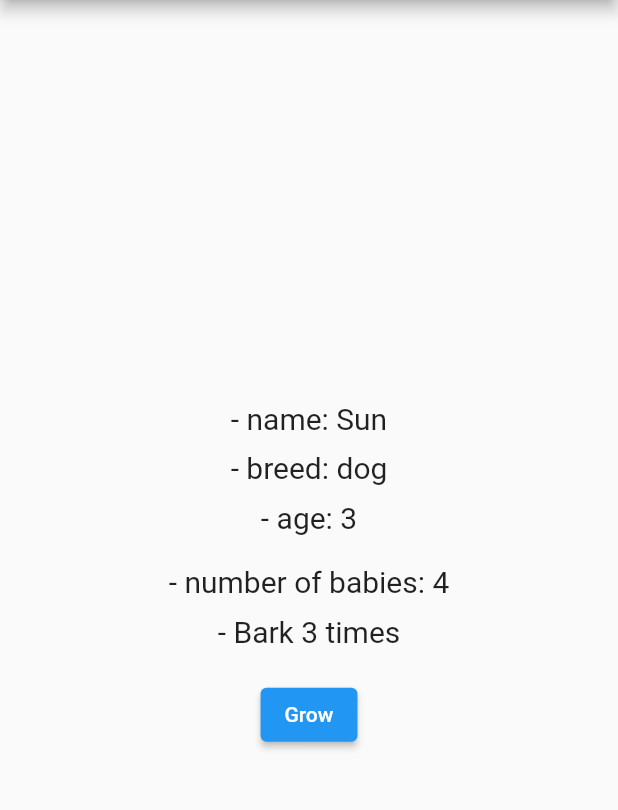
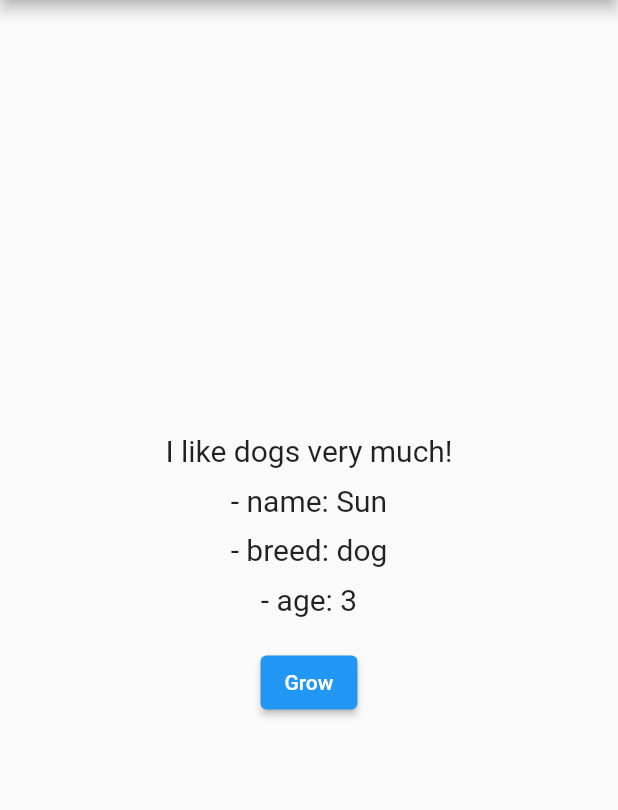
Before and after one commit to pb3enguin/flutter_provider_1, a Flutter app: the screen it shows after launch, on a phone screen of 412 x 824 dp, the part 84-894 px from its top. Run offline on Flutter 3.47's test engine with Material 2 defaults, Android fonts, the phone set to English and light mode, and no system bars.

Commit message:
chapter 16

```diff
--- a/lib/main.dart
+++ b/lib/main.dart
@@ -64,18 +64,29 @@ class _MyHomePageState extends State<MyHomePage> {
       appBar: AppBar(
         title: const Text('Provider 01'),
       ),
-      body: Center(
+      body: Consumer<Dog>(
+        builder: (BuildContext context, Dog dog, Widget? child) {
+          return Center(
             child: Column(
               mainAxisAlignment: MainAxisAlignment.center,
               mainAxisSize: MainAxisSize.min,
               children: [
+                child!,
+                const SizedBox(height: 10.0),
                 Text(
-              '- name: ${context.watch<Dog>().name}',
+                  '- name: ${dog.name}',
                   style: const TextStyle(fontSize: 20.0),
                 ),
                 const SizedBox(height: 10.0),
                 const BreedAndAge(),
               ],
+            ),
+          );
+        },
+        child: const Text(
+          // avoid rebuild
+          'I like dogs very much!',
+          style: TextStyle(fontSize: 20.0),
         ),
       ),
     );
@@ -87,15 +98,19 @@ class BreedAndAge extends StatelessWidget {
 
   @override
   Widget build(BuildContext context) {
+    return Consumer<Dog>(
+      builder: (_, Dog dog, __) {
         return Column(
           children: [
             Text(
-          '- breed: ${context.select<Dog, String>((Dog dog) => dog.breed)}',
+              '- breed: ${dog.breed}',
               style: const TextStyle(fontSize: 20.0),
             ),
             const SizedBox(height: 10.0),
             const Age(),
           ],
+        );
+      },
     );
   }
 }
@@ -105,28 +120,32 @@ class Age extends StatelessWidget {
 
   @override
   Widget build(BuildContext context) {
+    return Consumer<Dog>(
+      builder: (_, dog, __) {
         return Column(
           children: [
             Text(
-          '- age: ${context.select<Dog, int>((Dog dog) => dog.age)}',
+              '- age: ${dog.age}',
               style: const TextStyle(fontSize: 20.0),
             ),
-        const SizedBox(height: 20.0),
-        Text(
-          '- number of babies: ${context.watch<int>()}',
-          style: const TextStyle(fontSize: 20.0),
-        ),
-        const SizedBox(height: 10.0),
-        Text(
-          '- ${context.watch<String>()}',
-          style: TextStyle(fontSize: 20.0),
-        ),
+            // const SizedBox(height: 20.0),
+            // Text(
+            //   '- number of babies: ${context.watch<int>()}',
+            //   style: const TextStyle(fontSize: 20.0),
+            // ),
+            // const SizedBox(height: 10.0),
+            // Text(
+            //   '- ${context.watch<String>()}',
+            //   style: TextStyle(fontSize: 20.0),
+            // ),
             const SizedBox(height: 20.0),
             ElevatedButton(
-          onPressed: () => context.read<Dog>().grow(),
+              onPressed: () => dog.grow(),
               child: const Text('Grow'),
             )
           ],
         );
+      },
+    );
   }
 }
--- a/pubspec.yaml
+++ b/pubspec.yaml
@@ -18,7 +18,7 @@ publish_to: 'none' # Remove this line if you wish to publish to pub.dev
 version: 1.0.0+1
 
 environment:
-  sdk: ">=2.17.0-266.7.beta <3.0.0"
+  sdk: ">=2.16.0 <3.0.0"
 
 # Dependencies specify other packages that your package needs in order to work.
 # To automatically upgrade your package dependencies to the latest versions
@@ -39,7 +39,7 @@ dev_dependencies:
   # activated in the `analysis_options.yaml` file located at the root of your
   # package. See that file for information about deactivating specific lint
   # rules and activating additional ones.
-  flutter_lints: ^2.0.0
+  flutter_lints: ^1.0.4
   flutter_test:
     sdk: flutter
 
```
Also changed, not shown: pubspec.lock, 1 other file. Lines whose indentation alone changed are shown as unchanged.
